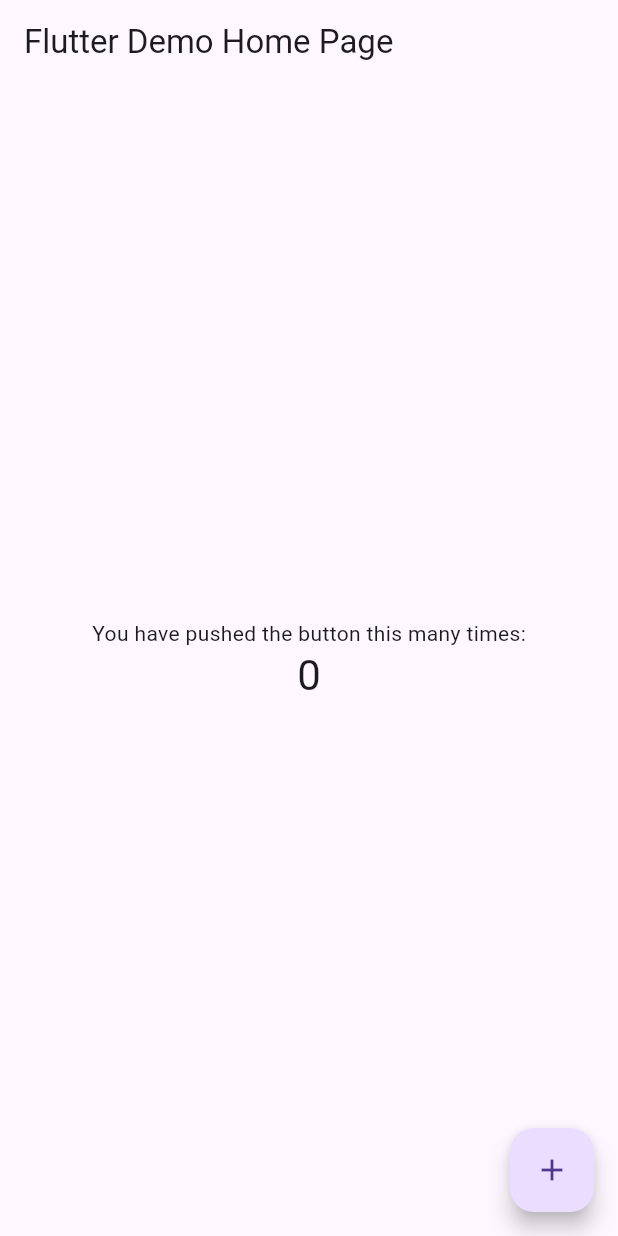
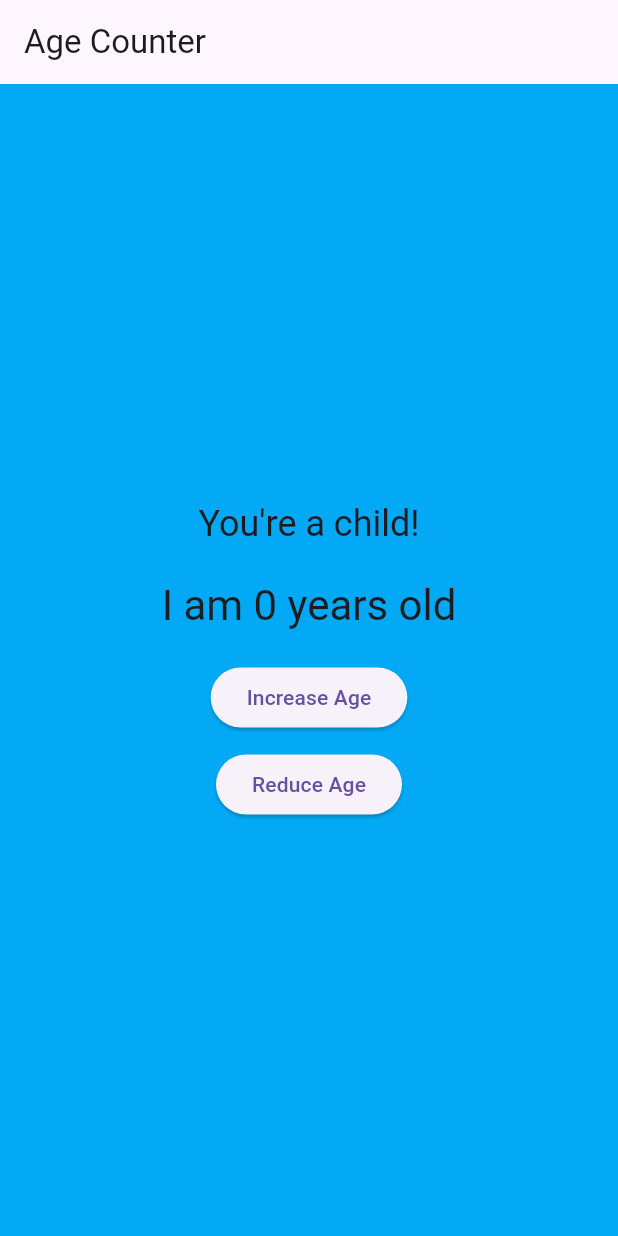
Before and after one commit to R1nneC0de/activity6, a Flutter app: the screen it shows after launch, on a phone screen of 412 x 824 dp. Run offline on Flutter 3.47's test engine with Material 3 defaults, Android fonts, the phone set to English and light mode, and no system bars; missing offline and left inert: window_size.

Commit message:
Final commit

```diff
--- a/lib/main.dart
+++ b/lib/main.dart
@@ -3,30 +3,24 @@ import 'package:flutter/foundation.dart' show kIsWeb;
 import 'package:flutter/material.dart';
 import 'package:provider/provider.dart';
 import 'package:window_size/window_size.dart';
+
 void main() {
   setupWindow();
   runApp(
-// Provide the model to all widgets within the app. We're using
-// ChangeNotifierProvider because that's a simple way to rebuild
-// widgets when a model changes. We could also just use
-// Provider, but then we would have to listen to Counter ourselves.
-//
-// Read Provider's docs to learn about all the available providers.
     ChangeNotifierProvider(
-// Initialize the model in the builder. That way, Provider
-// can own Counter's lifecycle, making sure to call `dispose`
-// when not needed anymore.
       create: (context) => Counter(),
       child: const MyApp(),
     ),
   );
 }
+
 const double windowWidth = 360;
 const double windowHeight = 640;
+
 void setupWindow() {
   if (!kIsWeb && (Platform.isWindows || Platform.isLinux || Platform.isMacOS)) {
     WidgetsFlutterBinding.ensureInitialized();
-setWindowTitle('Provider Counter');
+    setWindowTitle('Age Milestones');
     setWindowMinSize(const Size(windowWidth, windowHeight));
     setWindowMaxSize(const Size(windowWidth, windowHeight));
     getCurrentScreen().then((screen) {
@@ -38,23 +32,30 @@ height: windowHeight,
     });
   }
 }
-/// Simplest possible model, with just one field.
-///
-/// [ChangeNotifier] is a class in `flutter:foundation`. [Counter] does
-/// _not_ depend on Provider.
+
 class Counter with ChangeNotifier {
   int value = 0;
+
   void increment() {
     value += 1;
     notifyListeners();
   }
+
+  void decrement() {
+    if (value > 0) {
+      value -= 1;
+      notifyListeners();
     }
+  }
+}
+
 class MyApp extends StatelessWidget {
   const MyApp({super.key});
+
   @override
   Widget build(BuildContext context) {
     return MaterialApp(
-title: 'Flutter Demo',
+      title: 'Age Milestones',
       theme: ThemeData(
         primarySwatch: Colors.blue,
         useMaterial3: true,
@@ -63,55 +64,66 @@ home: const MyHomePage(),
     );
   }
 }
+
 class MyHomePage extends StatelessWidget {
   const MyHomePage({super.key});
+
   @override
   Widget build(BuildContext context) {
+    return Consumer<Counter>(
+      builder: (context, counter, child) {
+        final milestone = getMilestone(counter.value);
         return Scaffold(
+          backgroundColor: milestone['color'],
           appBar: AppBar(
-title: const Text('Flutter Demo Home Page'),
+            title: const Text('Age Counter'),
           ),
           body: Center(
             child: Column(
               mainAxisAlignment: MainAxisAlignment.center,
               children: [
-const Text('You have pushed the button this many times:'),
-// Consumer looks for an ancestor Provider widget
-// and retrieves its model (Counter, in this case).
-// Then it uses that model to build widgets, and will trigger
-// rebuilds if the model is updated.
-Consumer<Counter>(
-builder: (context, counter, child) => Text(
-'${counter.value}',
+                Text(
+                  milestone['message'],
+                  style: Theme.of(context).textTheme.headlineSmall,
+                ),
+                const SizedBox(height: 20),
+                Text(
+                  'I am ${counter.value} years old',
                   style: Theme.of(context).textTheme.headlineMedium,
                 ),
+                const SizedBox(height: 20),
+                ElevatedButton(
+                  onPressed: () {
+                    counter.increment();
+                  },
+                  child: const Text('Increase Age'),
+                ),
+                const SizedBox(height: 10),
+                ElevatedButton(
+                  onPressed: () {
+                    counter.decrement();
+                  },
+                  child: const Text('Reduce Age'),
                 ),
               ],
             ),
           ),
-floatingActionButton: FloatingActionButton(
-onPressed: () {
-// You can access your providers anywhere you have access
-// to the context. One way is to use Provider.of<Counter>(context).
-// The provider package also defines extension methods on the context
-// itself. You can call context.watch<Counter>() in a build method
-// of any widget to access the current state of Counter, and to ask
-// Flutter to rebuild your widget anytime Counter changes.
-//
-// You can't use context.watch() outside build methods, because that
-// often leads to subtle bugs. Instead, you should use
-// context.read<Counter>(), which gets the current state
-// but doesn't ask Flutter for future rebuilds.
-//
-// Since we're in a callback that will be called whenever the user
-// taps the FloatingActionButton, we are not in the build method here.
-// We should use context.read().
-var counter = context.read<Counter>();
-counter.increment();
+        );
       },
-tooltip: 'Increment',
-child: const Icon(Icons.add),
-),
     );
   }
+
+  Map<String, dynamic> getMilestone(int age) {
+    if (age <= 12) {
+      return {'message': "You're a child!", 'color': Colors.lightBlue};
+    } else if (age <= 19) {
+      return {'message': "Teenager time!", 'color': Colors.lightGreen};
+    } else if (age <= 30) {
+      return {'message': "You're a young adult!", 'color': Colors.yellow};
+    } else if (age <= 50) {
+      return {'message': "You're an adult now!", 'color': Colors.orange};
+    } else {
+      return {'message': "Golden years!", 'color': Colors.grey};
     }
+  }
+}
```
Lines whose indentation alone changed are shown as unchanged.
